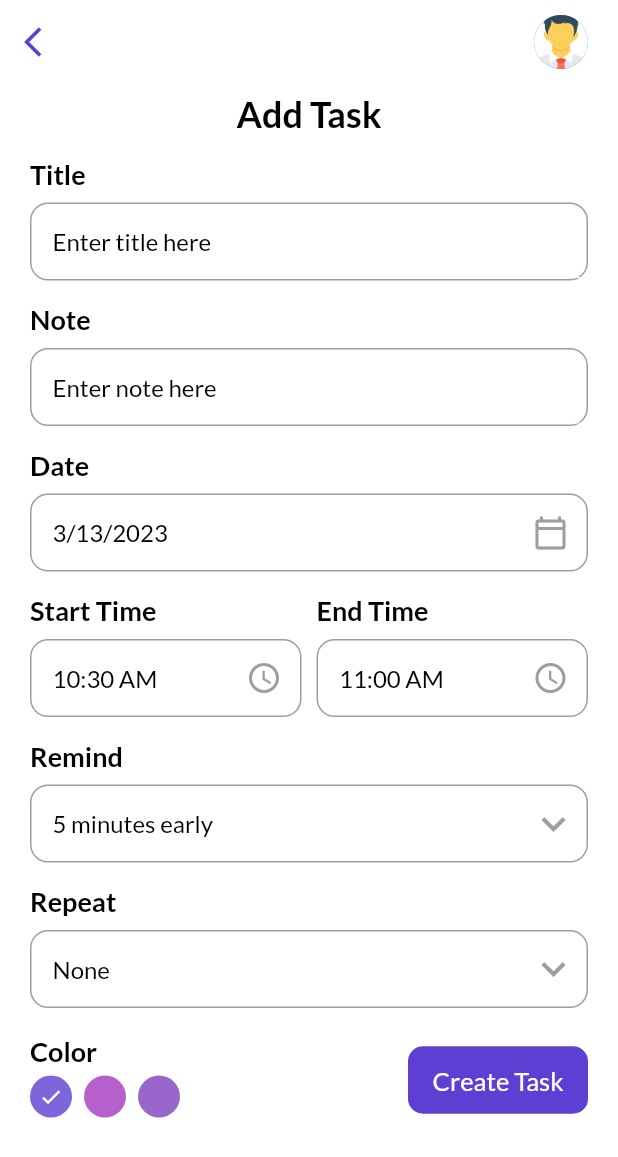
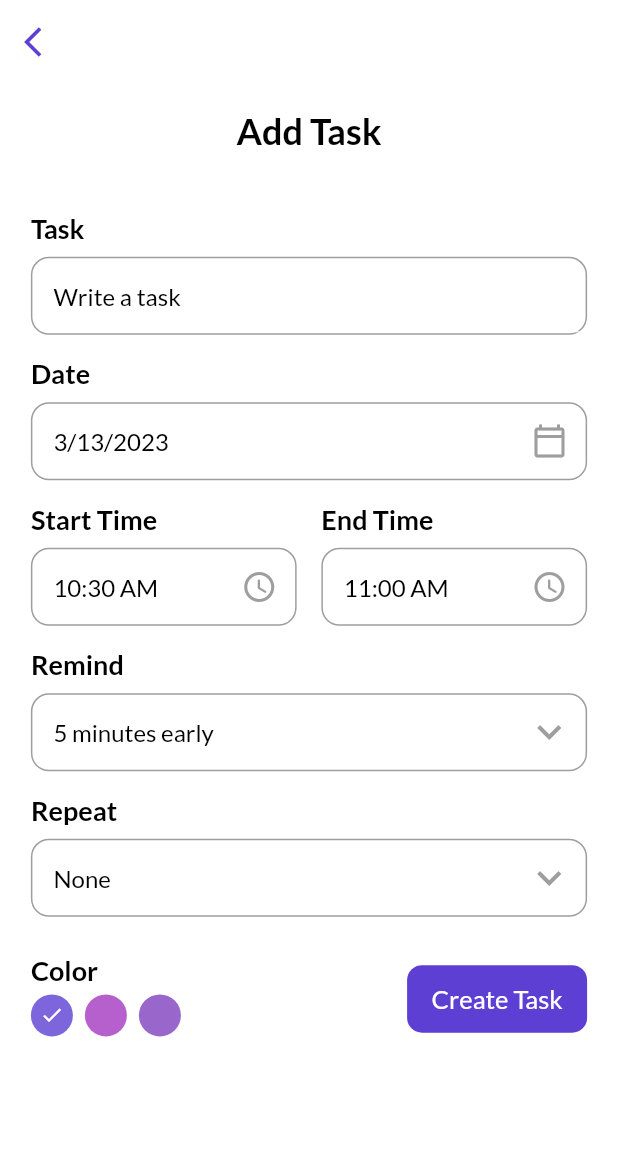
Before and after one commit to ahmedghaly15/To-Do-Planner-App, a Flutter app: the screen it shows after launch, after a tap on "Add Task", on a phone screen of 412 x 824 dp. Shown: the top 1157 px of the screen. Run offline on Flutter 3.47's test engine with Material 2 defaults, Android fonts, the phone set to English and light mode, and no system bars; our stand-ins replace date_picker_timeline, flutter_staggered_animations, flutter_svg, get, get_storage, google_fonts and 1 more; accounts and stored records are empty.

Commit message:
dp_helper.dart, task.dart, add_task_page.dart, home_page.dart, inout_field.dart, task_tile.dart files have been modified

```diff
--- a/lib/db/db_helper.dart
+++ b/lib/db/db_helper.dart
@@ -21,7 +21,7 @@ class DBHelper {
           debugPrint("creating a new database");
           return db.execute('CREATE TABLE $_tableName('
               'id INTEGER PRIMARY KEY AUTOINCREMENT, '
-              'title STRING, note TEXT, date STRING, '
+              'taskText TEXT, date STRING, '
               'startTime STRING, endTime STRING, '
               'remind INTEGER, repeat STRING, '
               'color INTEGER, '
--- a/lib/models/task.dart
+++ b/lib/models/task.dart
@@ -1,7 +1,6 @@
 class Task {
   int? id;
-  String? title;
-  String? note;
+  String? taskText;
   int? isCompleted;
   String? date;
   String? startTime;
@@ -9,10 +8,10 @@ class Task {
   int? color;
   int? remind;
   String? repeat;
+
   Task({
     this.id,
-    this.title,
-    this.note,
+    this.taskText,
     this.isCompleted,
     this.date,
     this.startTime,
@@ -26,8 +25,7 @@ class Task {
   Map<String, dynamic> toJson() {
     return {
       'id': id,
-      'title': title,
-      'note': note,
+      'taskText': taskText,
       'isCompleted': isCompleted,
       'date': date,
       'startTime': startTime,
@@ -42,8 +40,7 @@ class Task {
   factory Task.fromJson(Map<String, dynamic> map) {
     return Task(
       id: map['id'] != null ? map['id'] as int : null,
-      title: map['title'] != null ? map['title'] as String : null,
-      note: map['note'] != null ? map['note'] as String : null,
+      taskText: map['taskText'] != null ? map['taskText'] as String : null,
       isCompleted:
           map['isCompleted'] != null ? map['isCompleted'] as int : null,
       date: map['date'] != null ? map['date'] as String : null,
--- a/lib/ui/pages/add_task_page.dart
+++ b/lib/ui/pages/add_task_page.dart
@@ -1,10 +1,12 @@
 import 'package:flutter/material.dart';
+import 'package:flutter/services.dart';
 import 'package:get/get.dart';
 import 'package:google_fonts/google_fonts.dart';
 import 'package:intl/intl.dart';
 
 import '../../controllers/task_controller.dart';
 import '../../models/task.dart';
+import '../size_config.dart';
 import '../theme.dart';
 import '/ui/widgets/button.dart';
 import '/ui/widgets/input_field.dart';
@@ -18,8 +20,7 @@ class AddTaskPage extends StatefulWidget {
 
 class _AddTaskPageState extends State<AddTaskPage> {
   final TaskController _taskController = Get.put(TaskController());
-  final TextEditingController _titleController = TextEditingController();
-  final TextEditingController _noteController = TextEditingController();
+  final TextEditingController _taskFormController = TextEditingController();
   DateTime _selectedDate = DateTime.now();
   String _startTime = DateFormat('hh:mm a').format(DateTime.now()).toString();
   String _endTime = DateFormat('hh:mm a')
@@ -39,26 +40,31 @@ class _AddTaskPageState extends State<AddTaskPage> {
       child: Scaffold(
         backgroundColor: context.theme.colorScheme.background,
         appBar: _appBar(),
-        body: SafeArea(
-          child: Container(
-            margin: const EdgeInsets.only(top: 5),
-            padding: const EdgeInsets.symmetric(horizontal: 20),
+        body: Container(
+          margin: EdgeInsets.only(top: SizeConfig.screenHeight * 0.02),
+          padding:
+              EdgeInsets.symmetric(horizontal: SizeConfig.screenWidth * 0.05),
           child: SingleChildScrollView(
             child: Column(
               children: <Widget>[
-                  Text("Add Task", style: haedingStyle),
+                Container(
+                  margin:
+                      EdgeInsets.only(bottom: SizeConfig.screenHeight * 0.03),
+                  child: Text("Add Task", style: haedingStyle),
+                ),
+                //=============== Write your Task ===============
                 InputField(
-                    title: "Title",
-                    hint: "Enter title here",
-                    controller: _titleController,
+                  title: "Task",
+                  hint: "Write a task",
+                  controller: _taskFormController,
+                  suggestions: true,
+                  capitalization: TextCapitalization.sentences,
                 ),
-                  InputField(
-                    title: "Note",
-                    hint: "Enter note here",
-                    controller: _noteController,
-                  ),
+                //=============== Choose A Date ===============
                 InputField(
                   title: "Date",
+                  suggestions: false,
+                  capitalization: TextCapitalization.none,
                   hint: DateFormat.yMd().format(_selectedDate),
                   widget: IconButton(
                     icon: const Icon(
@@ -68,41 +74,47 @@ class _AddTaskPageState extends State<AddTaskPage> {
                     onPressed: () => _getDateFromUser(),
                   ),
                 ),
+                //=============== Start Time & End Time Of The Task ===============
                 Row(
                   children: <Widget>[
                     Expanded(
                       child: InputField(
                         title: "Start Time",
+                        suggestions: false,
+                        capitalization: TextCapitalization.none,
                         hint: _startTime,
                         widget: IconButton(
                           icon: const Icon(
                             Icons.access_time_rounded,
                             color: Colors.grey,
                           ),
-                            onPressed: () =>
-                                _getTimeFromUser(isStartTime: true),
+                          onPressed: () => _getTimeFromUser(isStartTime: true),
                         ),
                       ),
                     ),
-                      const SizedBox(width: 10),
+                    SizedBox(width: SizeConfig.screenWidth * 0.04),
                     Expanded(
                       child: InputField(
                         title: "End Time",
                         hint: _endTime,
+                        suggestions: false,
+                        capitalization: TextCapitalization.none,
                         widget: IconButton(
                           icon: const Icon(
                             Icons.access_time_rounded,
                             color: Colors.grey,
                           ),
-                            onPressed: () =>
-                                _getTimeFromUser(isStartTime: false),
+                          onPressed: () => _getTimeFromUser(isStartTime: false),
                         ),
                       ),
                     ),
                   ],
                 ),
+                //=============== Reminder ===============
                 InputField(
                   title: "Remind",
+                  suggestions: false,
+                  capitalization: TextCapitalization.none,
                   hint: "$_selectedRemind minutes early",
                   widget: Row(
                     children: <Widget>[
@@ -134,12 +146,15 @@ class _AddTaskPageState extends State<AddTaskPage> {
                           });
                         },
                       ),
-                        const SizedBox(width: 6),
+                      SizedBox(width: SizeConfig.screenWidth * 0.02),
                     ],
                   ),
                 ),
+                //=============== Times Of Repeating The Task ===============
                 InputField(
                   title: "Repeat",
+                  suggestions: false,
+                  capitalization: TextCapitalization.none,
                   hint: _selectedRepeat,
                   widget: Row(
                     children: <Widget>[
@@ -171,11 +186,12 @@ class _AddTaskPageState extends State<AddTaskPage> {
                           });
                         },
                       ),
-                        const SizedBox(width: 6),
+                      SizedBox(width: SizeConfig.screenWidth * 0.02),
                     ],
                   ),
                 ),
-                  const SizedBox(height: 18),
+                SizedBox(height: SizeConfig.screenHeight * 0.03),
+                //=============== Task Color & Create Task Button ===============
                 Row(
                   mainAxisAlignment: MainAxisAlignment.spaceBetween,
                   crossAxisAlignment: CrossAxisAlignment.center,
@@ -193,14 +209,19 @@ class _AddTaskPageState extends State<AddTaskPage> {
           ),
         ),
       ),
-      ),
     );
   }
 
-//==================== Customize AppBar ====================
+//==================== Customized AppBar ====================
   AppBar _appBar() {
     return AppBar(
       backgroundColor: context.theme.colorScheme.background,
+      systemOverlayStyle: SystemUiOverlayStyle(
+        systemNavigationBarColor: Get.isDarkMode ? darkGreyClr : Colors.white,
+        statusBarColor: Get.isDarkMode ? darkGreyClr : Colors.white,
+      ),
+      centerTitle: true,
+      //=============== Back Button ===============
       leading: IconButton(
         icon: Icon(
           Icons.arrow_back_ios,
@@ -210,13 +231,6 @@ class _AddTaskPageState extends State<AddTaskPage> {
         onPressed: () => Get.back(),
       ),
       elevation: 0,
-      actions: const <Widget>[
-        CircleAvatar(
-          backgroundImage: AssetImage('assets/images/person.jpeg'),
-          radius: 18,
-        ),
-        SizedBox(width: 20),
-      ],
     );
   }
 
@@ -267,13 +281,13 @@ class _AddTaskPageState extends State<AddTaskPage> {
 
 //==================== Check Data Before Creating a Task ====================
   _validateData() {
-    if (_titleController.text.isNotEmpty && _noteController.text.isNotEmpty) {
+    if (_taskFormController.text.isNotEmpty) {
       _addTasksToDb();
       Get.back();
-    } else if (_titleController.text.isEmpty || _noteController.text.isEmpty) {
+    } else if (_taskFormController.text.isEmpty) {
       Get.snackbar(
         "Warning",
-        "All fields are required",
+        "Don't forget to write a task",
         titleText: Text("Warning",
             style: GoogleFonts.lato(
               textStyle: const TextStyle(
@@ -282,7 +296,7 @@ class _AddTaskPageState extends State<AddTaskPage> {
                 color: Colors.white,
               ),
             )),
-        messageText: Text("All fields are required",
+        messageText: Text("Don't forget to write a task",
             style: GoogleFonts.lato(
               textStyle: const TextStyle(
                 fontSize: 18,
@@ -315,8 +329,7 @@ class _AddTaskPageState extends State<AddTaskPage> {
   _addTasksToDb() async {
     int value = await _taskController.addTask(
       task: Task(
-        title: _titleController.text,
-        note: _noteController.text,
+        taskText: _taskFormController.text,
         isCompleted: 0,
         date: DateFormat.yMd().format(_selectedDate),
         startTime: _startTime,
--- a/lib/ui/pages/home_page.dart
+++ b/lib/ui/pages/home_page.dart
@@ -1,5 +1,6 @@
 import 'package:date_picker_timeline/date_picker_timeline.dart';
 import 'package:flutter/material.dart';
+import 'package:flutter/services.dart';
 import 'package:flutter_staggered_animations/flutter_staggered_animations.dart';
 import 'package:flutter_svg/flutter_svg.dart';
 import 'package:get/get.dart';
@@ -51,10 +52,15 @@ class _HomePageState extends State<HomePage> {
         ));
   }
 
-//==================== Customize AppBar ====================
+//==================== Customized AppBar ====================
   AppBar _appBar() {
     return AppBar(
       backgroundColor: context.theme.colorScheme.background,
+      systemOverlayStyle: SystemUiOverlayStyle(
+        systemNavigationBarColor: Get.isDarkMode ? darkGreyClr : Colors.white,
+        statusBarColor: Get.isDarkMode ? darkGreyClr : Colors.white,
+      ),
+      //=============== Change Theme Button ===============
       leading: IconButton(
         onPressed: () async {
           ThemeServices().switchTheme();
@@ -69,6 +75,7 @@ class _HomePageState extends State<HomePage> {
       ),
       elevation: 0,
       actions: <Widget>[
+        //=============== Delete All Tasks Button ===============
         IconButton(
           icon: Icon(
             Icons.cleaning_services_rounded,
@@ -77,19 +84,34 @@ class _HomePageState extends State<HomePage> {
           ),
           onPressed: () {
             if (_taskController.taskList.isEmpty) {
-              return;
+              _noTasksDialog();
             } else {
               _showConfirmBottomSheet();
             }
           },
         ),
-        const SizedBox(width: 5),
-        const CircleAvatar(
-          backgroundImage: AssetImage('assets/images/person.jpeg'),
-          radius: 18,
-        ),
-        const SizedBox(width: 20),
+        SizedBox(width: SizeConfig.screenWidth * 0.03),
       ],
+    );
+  }
+
+// ======================== Build Error Dialog Function =============================
+  void _noTasksDialog() {
+    Get.defaultDialog(
+      title: "Alert",
+      titleStyle: haedingStyle.copyWith(
+        color: Colors.white,
+        fontWeight: FontWeight.w800,
+      ),
+      middleText: "No task to delete",
+      middleTextStyle: titleStyle.copyWith(color: Colors.white),
+      contentPadding: EdgeInsets.symmetric(
+        horizontal: SizeConfig.screenWidth * 0.02,
+        vertical: SizeConfig.screenHeight * 0.008,
+      ),
+      backgroundColor: primaryClr,
+      barrierDismissible: true,
+      radius: 20,
     );
   }
 
--- a/lib/ui/widgets/input_field.dart
+++ b/lib/ui/widgets/input_field.dart
@@ -10,6 +10,8 @@ class InputField extends StatelessWidget {
     Key? key,
     required this.title,
     required this.hint,
+    required this.suggestions,
+    required this.capitalization,
     this.controller,
     this.widget,
   }) : super(key: key);
@@ -18,6 +20,8 @@ class InputField extends StatelessWidget {
   final String hint;
   final TextEditingController? controller;
   final Widget? widget;
+  final bool? suggestions;
+  final TextCapitalization? capitalization;
 
   @override
   Widget build(BuildContext context) {
@@ -41,6 +45,8 @@ class InputField extends StatelessWidget {
                 Expanded(
                   child: TextFormField(
                     controller: controller,
+                    enableSuggestions: suggestions!,
+                    textCapitalization: capitalization!,
                     autofocus: false,
                     readOnly: widget != null ? true : false,
                     style: subTitleStyle,
```
Also changed, not shown: lib/ui/widgets/task_tile.dart (+20 -21 lines). Lines whose indentation alone changed are shown as unchanged.
